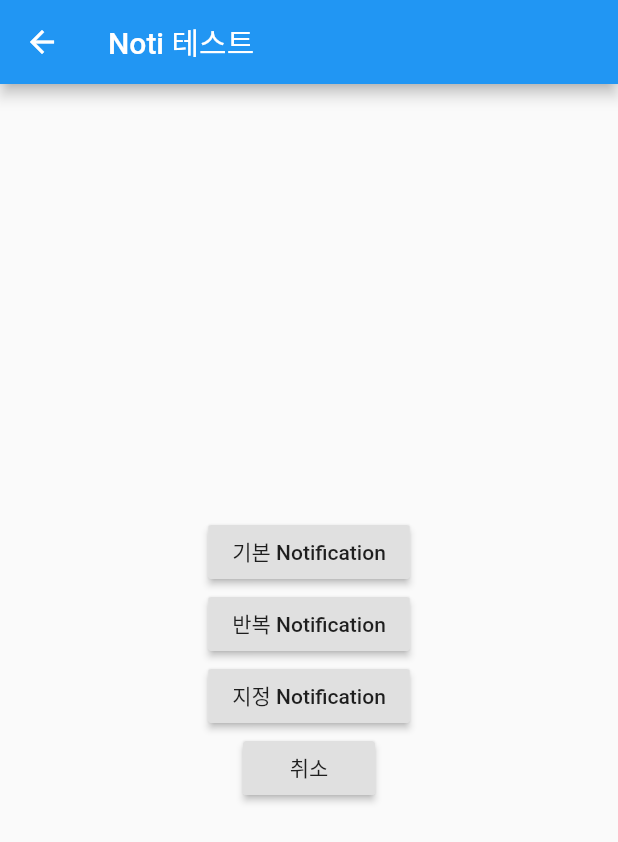
After one commit to Kimminju98/FlutterMeetinPractice, a Flutter app: the NotificationTest screen opened by its route, after a tap on "지정 Notification", on a phone screen of 412 x 824 dp. The commit adds this screen. Shown: the top 842 px of the screen. Run offline on Flutter 3.47's test engine with Material 2 defaults, Android fonts, the phone set to English and light mode, and no system bars; our stand-ins replace flutter_local_notifications, pdf; missing offline and left inert: flutter_email_sender; network calls fail.

Commit message:
notification

```diff
--- a/lib/app.dart
+++ b/lib/app.dart
@@ -1,7 +1,7 @@
 import 'package:flutter/material.dart';
 
-import 'chat.dart';
 import 'home.dart';
+import 'notification.dart';
 
 class MeetinApp extends StatelessWidget {
   @override
@@ -14,7 +14,7 @@ class MeetinApp extends StatelessWidget {
       initialRoute: '/home',
       routes: {
         '/home' : (context) => Home(),
-        '/chat': (context) => Chat(),
+        '/notification' : (context) => NotificationTest(),
       },
     );
   }
--- a/lib/home.dart
+++ b/lib/home.dart
@@ -23,6 +23,12 @@ class _HomeState extends State<Home> {
               icon: Icon(Icons.file_copy),
               onPressed: (){
                 _makePDF();
+              }
+          ),
+          IconButton(
+              icon: Icon(Icons.alarm),
+              onPressed: (){
+                Navigator.pushNamed(context, '/notification');
               }
           ),
         ],
--- /dev/null
+++ b/lib/notification.dart
@@ -0,0 +1,126 @@
+import 'package:flutter/material.dart';
+import 'package:flutter_local_notifications/flutter_local_notifications.dart';
+
+class NotificationTest extends StatefulWidget {
+  @override
+  _NotificationTestState createState() => _NotificationTestState();
+}
+
+class _NotificationTestState extends State<NotificationTest> {
+  FlutterLocalNotificationsPlugin _flutterLocalNotificationsPlugin;
+
+  void initState() {
+    super.initState();
+    var androidSetting = AndroidInitializationSettings('@mipmap/ic_launcher');
+    var iosSetting = IOSInitializationSettings();
+    var initializationSettings =
+    InitializationSettings(android: androidSetting, iOS: iosSetting);
+
+    _flutterLocalNotificationsPlugin = FlutterLocalNotificationsPlugin();
+    _flutterLocalNotificationsPlugin.initialize(initializationSettings,
+        onSelectNotification: onSelectNotification);
+  }
+
+  Future onSelectNotification(String payload) async {
+    showDialog(
+        context: context,
+        builder: (_) => AlertDialog(
+          title: Text('Notification Payload'),
+          content: Text('Payload: $payload'),
+        ));
+  }
+
+  Future _showNotificationAtTime() async {
+    var scheduledNotificationDateTime =
+    new DateTime.now().add(new Duration(seconds: 5));
+
+    var androidPlatformChannelSpecifics = AndroidNotificationDetails(
+        'your channel id', 'your channel name', 'your channel description',
+        importance: Importance.max,
+        priority: Priority.high
+    );
+
+    var iosPlatformChannelSpecifics = IOSNotificationDetails(sound: 'slow_spring.board.aiff');
+    var platformChannelSpecifics = NotificationDetails(android: androidPlatformChannelSpecifics, iOS: iosPlatformChannelSpecifics);
+
+    await _flutterLocalNotificationsPlugin.schedule(
+      1,
+      '지정 Notification',
+      '지정 Notification 내용',
+      DateTime.now().add(new Duration(seconds: 5)),
+      platformChannelSpecifics,
+      payload: 'Hello Flutter',
+    );
+  }
+
+  Future _showNotificationRepeat() async {
+    var androidPlatformChannelSpecifics = AndroidNotificationDetails(
+        'your channel id', 'your channel name', 'your channel description',
+        importance: Importance.max,
+        priority: Priority.high
+    );
+
+    var iosPlatformChannelSpecifics = IOSNotificationDetails(sound: 'slow_spring.board.aiff');
+    var platformChannelSpecifics = NotificationDetails(android: androidPlatformChannelSpecifics, iOS: iosPlatformChannelSpecifics);
+
+    await _flutterLocalNotificationsPlugin.periodicallyShow(
+      1,
+      '반복 Notification',
+      '반복 Notification 내용',
+      RepeatInterval.everyMinute,
+      platformChannelSpecifics,
+      payload: 'Hello Flutter',
+    );
+  }
+
+  Future _showNotificationWithSound() async {
+    var androidPlatformChannelSpecifics = AndroidNotificationDetails(
+        'your channel id', 'your channel name', 'your channel description',
+        importance: Importance.max,
+        priority: Priority.high
+    );
+
+    var iosPlatformChannelSpecifics = IOSNotificationDetails(sound: 'slow_spring.board.aiff');
+    var platformChannelSpecifics = NotificationDetails(android: androidPlatformChannelSpecifics, iOS: iosPlatformChannelSpecifics);
+
+    await _flutterLocalNotificationsPlugin.show(
+      0,
+      '심플 Notification',
+      '이것은 Flutter 노티피케이션!',
+      platformChannelSpecifics,
+      payload: 'Hello Flutter',
+    );
+  }
+
+  @override
+  Widget build(BuildContext context) {
+    return Scaffold(
+      appBar: AppBar(
+        title: Text('Noti 테스트'),
+      ),
+      body: Center(
+        child: Column(
+          mainAxisAlignment: MainAxisAlignment.center,
+          children: <Widget>[
+            RaisedButton(
+              child: Text('기본 Notification'),
+              onPressed: _showNotificationWithSound,
+            ),
+            RaisedButton(
+              child: Text('반복 Notification'),
+              onPressed: _showNotificationRepeat,
+            ),
+            RaisedButton(
+              child: Text('지정 Notification'),
+              onPressed: _showNotificationAtTime,
+            ),
+            RaisedButton(
+              child: Text('취소'),
+              onPressed: () => _flutterLocalNotificationsPlugin.cancelAll(),
+            ),
+          ],
+        ),
+      ),
+    );
+  }
+}
--- a/pubspec.yaml
+++ b/pubspec.yaml
@@ -31,6 +31,7 @@ dependencies:
   pdf: ^1.13.0
   path_provider: ^1.5.0
   flutter_email_sender: ^4.0.0
+  flutter_local_notifications: ^3.0.2
 
 dev_dependencies:
   flutter_test:
```
Also changed, not shown: lib/chat.dart (deleted, +0 -274 lines), pubspec.lock.
